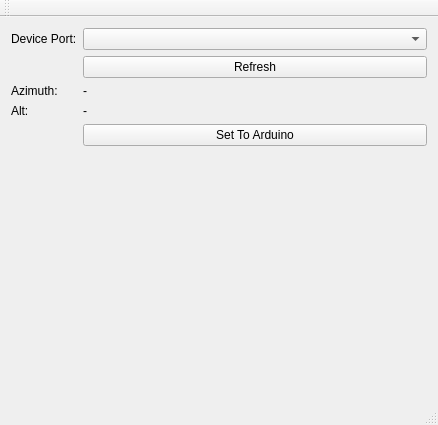
Above: server_st/mainwindow.ui from alexzk1/startrack before the change. Below: the same form after it.
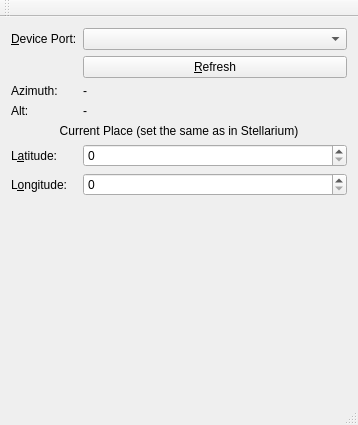
That is the form after the change. Custom widgets are drawn as their Qt base class.

Commit message: it seems, initial setup is working, can setup device from Stellarium

The edit to the form file:
```diff
--- a/server_st/mainwindow.ui
+++ b/server_st/mainwindow.ui
@@ -6,7 +6,7 @@
    <rect>
     <x>0</x>
     <y>0</y>
-    <width>438</width>
+    <width>358</width>
     <height>425</height>
    </rect>
   </property>
@@ -18,7 +18,10 @@
     <item row="0" column="0">
      <widget class="QLabel" name="label">
       <property name="text">
-       <string>Device Port:</string>
+       <string>&amp;Device Port:</string>
+      </property>
+      <property name="buddy">
+       <cstring>cbPorts</cstring>
       </property>
      </widget>
     </item>
@@ -28,7 +31,7 @@
     <item row="1" column="1">
      <widget class="QPushButton" name="pushButton">
       <property name="text">
-       <string>Refresh</string>
+       <string>&amp;Refresh</string>
       </property>
      </widget>
     </item>
@@ -60,13 +63,45 @@
       </property>
      </widget>
     </item>
-    <item row="5" column="1">
-     <widget class="QPushButton" name="pushButton_2">
+    <item row="5" column="0" colspan="2">
+     <widget class="QLabel" name="label_4">
+      <property name="toolTip">
+       <string>...ensure system uses proper clock set too!</string>
+      </property>
       <property name="text">
-       <string>Set To Arduino</string>
+       <string>Current Place (set the same as in Stellarium)</string>
       </property>
+      <property name="alignment">
+       <set>Qt::AlignCenter</set>
+      </property>
      </widget>
     </item>
+    <item row="6" column="0">
+     <widget class="QLabel" name="label_5">
+      <property name="text">
+       <string>L&amp;atitude:</string>
+      </property>
+      <property name="buddy">
+       <cstring>latBox</cstring>
+      </property>
+     </widget>
+    </item>
+    <item row="6" column="1">
+     <widget class="AngleSpinBox" name="latBox"/>
+    </item>
+    <item row="7" column="0">
+     <widget class="QLabel" name="label_6">
+      <property name="text">
+       <string>L&amp;ongitude:</string>
+      </property>
+      <property name="buddy">
+       <cstring>lonBox</cstring>
+      </property>
+     </widget>
+    </item>
+    <item row="7" column="1">
+     <widget class="AngleSpinBox" name="lonBox"/>
+    </item>
    </layout>
   </widget>
   <widget class="QMenuBar" name="menuBar">
@@ -90,6 +125,13 @@
   <widget class="QStatusBar" name="statusBar"/>
  </widget>
  <layoutdefault spacing="6" margin="11"/>
+ <customwidgets>
+  <customwidget>
+   <class>AngleSpinBox</class>
+   <extends>QSpinBox</extends>
+   <header location="global">AngleSpinBox.hpp</header>
+  </customwidget>
+ </customwidgets>
  <resources/>
  <connections/>
 </ui>
```
Left out of the diff: 10 changed lines with no effect on the pictures. The commit also changes 17 other files.
